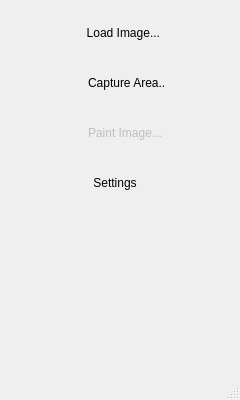
Qt form rustdavinci/ui/views/mainui.ui (alexemanuelol/rustdavinci) before a commit.
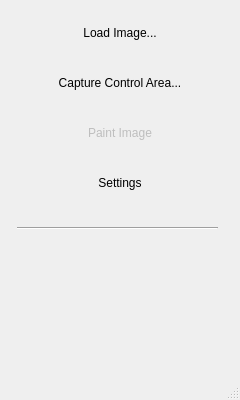
The same form after that commit. Icons and pictures are not drawn.

What changed in the file:
```diff
--- a/rustdavinci/ui/views/mainui.ui
+++ b/rustdavinci/ui/views/mainui.ui
@@ -40,7 +40,7 @@
      <bool>false</bool>
     </property>
     <property name="text">
-     <string>               Load Image...             </string>
+     <string>Load Image...</string>
     </property>
     <property name="icon">
      <iconset resource="../resources/icons.qrc">
@@ -75,7 +75,7 @@
      </rect>
     </property>
     <property name="text">
-     <string>               Capture Area..           </string>
+     <string>Capture Control Area...</string>
     </property>
     <property name="icon">
      <iconset resource="../resources/icons.qrc">
@@ -104,7 +104,7 @@
      </rect>
     </property>
     <property name="text">
-     <string>               Paint Image...            </string>
+     <string>Paint Image</string>
     </property>
     <property name="icon">
      <iconset resource="../resources/icons.qrc">
@@ -130,7 +130,7 @@
      </rect>
     </property>
     <property name="text">
-     <string>                 Settings                    </string>
+     <string>Settings</string>
     </property>
     <property name="icon">
      <iconset resource="../resources/icons.qrc">
@@ -146,6 +146,19 @@
      <bool>true</bool>
     </property>
    </widget>
+   <widget class="Line" name="line">
+    <property name="geometry">
+     <rect>
+      <x>17</x>
+      <y>220</y>
+      <width>201</width>
+      <height>16</height>
+     </rect>
+    </property>
+    <property name="orientation">
+     <enum>Qt::Horizontal</enum>
+    </property>
+   </widget>
   </widget>
   <widget class="QStatusBar" name="statusbar"/>
  </widget>
```
